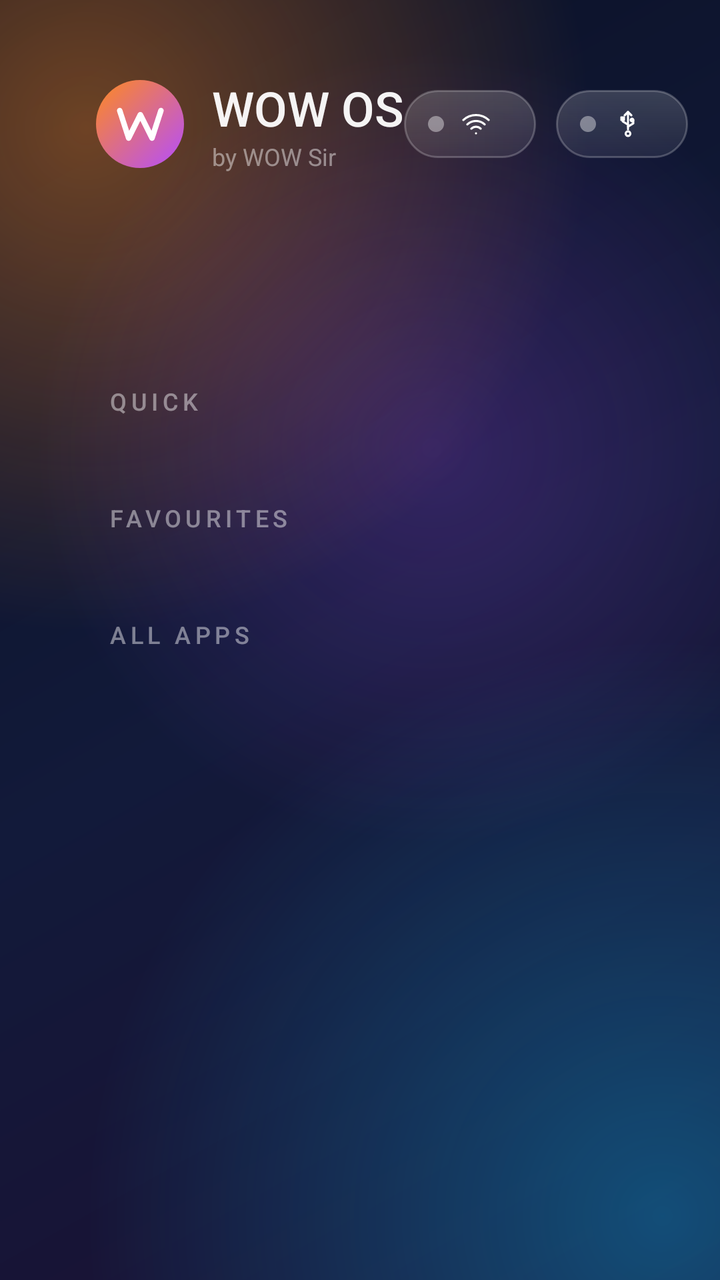
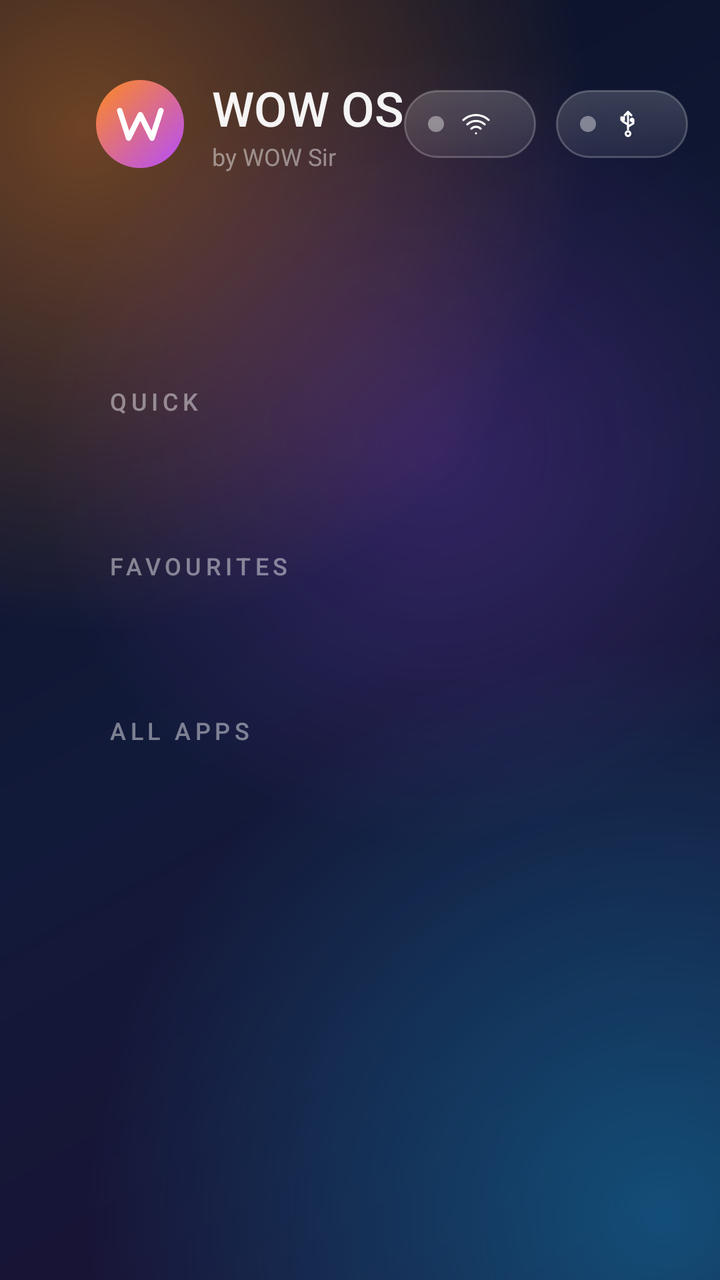

An Android layout rendered at two revisions. The XML below is the earlier revision; the diff shows what the commit changed to produce the second picture.
<!-- AndroidManifest.xml: application theme WowTheme -->
<!-- res/layout/activity_home.xml -->
<?xml version="1.0" encoding="utf-8"?>
<ScrollView xmlns:android="http://schemas.android.com/apk/res/android"
    android:id="@+id/page"
    android:layout_width="match_parent"
    android:layout_height="match_parent"
    android:clipChildren="false"
    android:clipToPadding="false"
    android:fillViewport="true"
    android:scrollbars="none">

<LinearLayout
    android:layout_width="match_parent"
    android:layout_height="wrap_content"
    android:clipChildren="false"
    android:clipToPadding="false"
    android:orientation="vertical"
    android:paddingStart="48dp"
    android:paddingTop="28dp"
    android:paddingEnd="48dp"
    android:paddingBottom="12dp">

    
    <LinearLayout
        android:layout_width="match_parent"
        android:layout_height="wrap_content"
        android:gravity="center_vertical"
        android:orientation="horizontal">

        <ImageView
            android:layout_width="44dp"
            android:layout_height="44dp"
            android:importantForAccessibility="no"
            android:src="@drawable/ic_launcher" />

        <LinearLayout
            android:layout_width="wrap_content"
            android:layout_height="wrap_content"
            android:layout_marginStart="14dp"
            android:orientation="vertical">

            <TextView
                android:layout_width="wrap_content"
                android:layout_height="wrap_content"
                android:fontFamily="sans-serif-medium"
                android:text="@string/app_name"
                android:textColor="@color/text"
                android:textSize="24sp" />

            <TextView
                android:layout_width="wrap_content"
                android:layout_height="wrap_content"
                android:text="@string/tagline"
                android:textColor="@color/text_faint"
                android:textSize="12sp" />
        </LinearLayout>

        <View
            android:layout_width="0dp"
            android:layout_height="1dp"
            android:layout_weight="1" />

        <LinearLayout style="@style/Chip">
            <ImageView android:id="@+id/net_dot" android:layout_width="8dp" android:layout_height="8dp" android:src="@drawable/dot_off" />
            <ImageView android:layout_width="16dp" android:layout_height="16dp" android:layout_marginStart="8dp" android:src="@drawable/ic_wifi" />
            <TextView android:id="@+id/net_text" style="@style/ChipText" />
        </LinearLayout>

        <LinearLayout style="@style/Chip">
            <ImageView android:id="@+id/usb_dot" android:layout_width="8dp" android:layout_height="8dp" android:src="@drawable/dot_off" />
            <ImageView android:layout_width="16dp" android:layout_height="16dp" android:layout_marginStart="8dp" android:src="@drawable/ic_usb" />
            <TextView android:id="@+id/usb_text" style="@style/ChipText" />
        </LinearLayout>

        <LinearLayout android:id="@+id/next_chip" style="@style/Chip" android:layout_marginEnd="24dp" android:visibility="gone">
            <ImageView android:layout_width="16dp" android:layout_height="16dp" android:src="@drawable/ic_bell" />
            <TextView android:id="@+id/next_text" style="@style/ChipText" android:maxWidth="260dp" android:singleLine="true" android:ellipsize="end" />
        </LinearLayout>

        <LinearLayout
            android:layout_width="wrap_content"
            android:layout_height="wrap_content"
            android:gravity="end"
            android:orientation="vertical">

            <TextClock
                android:layout_width="wrap_content"
                android:layout_height="wrap_content"
                android:fontFamily="sans-serif-light"
                android:format12Hour="h:mm"
                android:format24Hour="HH:mm"
                android:textColor="@color/text"
                android:textSize="38sp" />

            <TextClock
                android:layout_width="wrap_content"
                android:layout_height="wrap_content"
                android:format12Hour="EEEE, d MMMM"
                android:format24Hour="EEEE, d MMMM"
                android:textColor="@color/text_dim"
                android:textSize="13sp" />
        </LinearLayout>
    </LinearLayout>

    
    <TextView
        android:id="@+id/greet"
        android:layout_width="wrap_content"
        android:layout_height="wrap_content"
        android:layout_marginStart="4dp"
        android:layout_marginTop="18dp"
        android:fontFamily="sans-serif-light"
        android:textColor="@color/text"
        android:textSize="30sp" />

    <TextView
        android:id="@+id/message"
        android:layout_width="wrap_content"
        android:layout_height="wrap_content"
        android:layout_marginStart="4dp"
        android:layout_marginTop="2dp"
        android:maxLines="2"
        android:maxWidth="900dp"
        android:textColor="@color/text_dim"
        android:textSize="16sp"
        android:textStyle="italic" />

    
    <TextView android:id="@+id/sec_inputs" style="@style/Section" android:layout_marginTop="14dp" android:text="@string/sec_inputs" android:visibility="gone" />

    <HorizontalScrollView
        android:id="@+id/inputs_scroll"
        android:layout_width="match_parent"
        android:layout_height="wrap_content"
        android:clipChildren="false"
        android:clipToPadding="false"
        android:paddingTop="18dp"
        android:paddingBottom="18dp"
        android:scrollbars="none"
        android:visibility="gone">

        <LinearLayout
            android:id="@+id/inputs_row"
            android:layout_width="wrap_content"
            android:layout_height="wrap_content"
            android:clipChildren="false"
            android:orientation="horizontal"
            android:paddingStart="30dp"
            android:paddingEnd="30dp" />
    </HorizontalScrollView>

    
    <TextView style="@style/Section" android:layout_marginTop="14dp" android:text="@string/sec_quick" />

    <HorizontalScrollView
        android:id="@+id/quick_scroll"
        android:layout_width="match_parent"
        android:layout_height="wrap_content"
        android:clipChildren="false"
        android:clipToPadding="false"
        android:paddingTop="18dp"
        android:paddingBottom="18dp"
        android:scrollbars="none">

        <LinearLayout
            android:id="@+id/quick_row"
            android:layout_width="wrap_content"
            android:layout_height="wrap_content"
            android:clipChildren="false"
            android:orientation="horizontal"
            android:paddingStart="30dp"
            android:paddingEnd="30dp" />
    </HorizontalScrollView>

    
    <TextView style="@style/Section" android:layout_marginTop="6dp" android:text="@string/sec_favs" />

    <HorizontalScrollView
        android:id="@+id/fav_scroll"
        android:layout_width="match_parent"
        android:layout_height="wrap_content"
        android:clipChildren="false"
        android:clipToPadding="false"
        android:paddingTop="18dp"
        android:paddingBottom="18dp"
        android:scrollbars="none">

        <LinearLayout
            android:id="@+id/fav_row"
            android:layout_width="wrap_content"
            android:layout_height="wrap_content"
            android:clipChildren="false"
            android:orientation="horizontal"
            android:paddingStart="30dp"
            android:paddingEnd="30dp" />
    </HorizontalScrollView>

    <TextView
        android:id="@+id/fav_hint"
        android:layout_width="wrap_content"
        android:layout_height="wrap_content"
        android:layout_marginStart="6dp"
        android:layout_marginBottom="8dp"
        android:text="@string/fav_hint"
        android:textColor="@color/text_faint"
        android:textSize="13sp"
        android:visibility="gone" />

    
    <TextView style="@style/Section" android:layout_marginTop="6dp" android:text="@string/sec_all" />

    <HorizontalScrollView
        android:id="@+id/all_scroll"
        android:layout_width="match_parent"
        android:layout_height="wrap_content"
        android:clipChildren="false"
        android:clipToPadding="false"
        android:paddingTop="18dp"
        android:paddingBottom="18dp"
        android:scrollbars="none">

        <LinearLayout
            android:id="@+id/all_row"
            android:layout_width="wrap_content"
            android:layout_height="wrap_content"
            android:clipChildren="false"
            android:orientation="horizontal"
            android:paddingStart="30dp"
            android:paddingEnd="30dp" />
    </HorizontalScrollView>
</LinearLayout>
</ScrollView>
<!-- resources referenced by this layout -->
<resources>
  <color name="text">#F2FFFFFF</color>
  <color name="text_dim">#A6FFFFFF</color>
  <color name="text_faint">#73FFFFFF</color>
  <!-- drawable dot_off (drawable) -->
  <?xml version="1.0" encoding="utf-8"?>
  <shape xmlns:android="http://schemas.android.com/apk/res/android" android:shape="oval">
      <size android:width="8dp" android:height="8dp" />
      <solid android:color="#66FFFFFF" />
  </shape>
  <!-- drawable ic_launcher (drawable) -->
  <?xml version="1.0" encoding="utf-8"?>
  <layer-list xmlns:android="http://schemas.android.com/apk/res/android">
      <item>
          <shape android:shape="oval">
              <size android:width="48dp" android:height="48dp" />
              <gradient android:angle="315" android:startColor="#FF8A1E" android:endColor="#B44DFF" />
          </shape>
      </item>
      <item android:left="8dp" android:right="8dp" android:top="8dp" android:bottom="8dp" android:drawable="@drawable/logo_w" />
  </layer-list>
  <string name="app_name">WOW OS</string>
  <string name="fav_hint">Hold OK (or press Menu) on any app to pin it here</string>
  <string name="sec_all">ALL APPS</string>
  <string name="sec_favs">FAVOURITES</string>
  <string name="sec_inputs">INPUTS</string>
  <string name="sec_quick">QUICK</string>
  <string name="tagline">by WOW Sir</string>
  <style name="Chip">
          <item name="android:layout_width">wrap_content</item>
          <item name="android:layout_height">34dp</item>
          <item name="android:background">@drawable/glass_chip</item>
          <item name="android:gravity">center_vertical</item>
          <item name="android:orientation">horizontal</item>
          <item name="android:paddingStart">12dp</item>
          <item name="android:paddingEnd">14dp</item>
          <item name="android:layout_marginEnd">10dp</item>
      </style>
  <style name="ChipText">
          <item name="android:layout_width">wrap_content</item>
          <item name="android:layout_height">wrap_content</item>
          <item name="android:textColor">@color/text</item>
          <item name="android:textSize">13sp</item>
          <item name="android:layout_marginStart">8dp</item>
      </style>
  <style name="Section">
          <item name="android:layout_width">wrap_content</item>
          <item name="android:layout_height">wrap_content</item>
          <item name="android:textColor">@color/text_faint</item>
          <item name="android:textSize">12sp</item>
          <item name="android:letterSpacing">0.18</item>
          <item name="android:fontFamily">sans-serif-medium</item>
          <item name="android:layout_marginStart">6dp</item>
      </style>
  <style name="WowTheme" parent="@android:style/Theme.Material.NoActionBar.Fullscreen">
          <item name="android:windowBackground">@drawable/bg_wallpaper</item>
          <item name="android:windowShowWallpaper">false</item>
          <item name="android:colorAccent">#FF8A1E</item>
          <item name="android:windowAnimationStyle">@android:style/Animation.Activity</item>
      </style>
  <!-- drawable logo_w (drawable) -->
  <?xml version="1.0" encoding="utf-8"?>
  <vector xmlns:android="http://schemas.android.com/apk/res/android"
      android:width="48dp" android:height="48dp" android:viewportWidth="48" android:viewportHeight="48">
      <path android:pathData="M9,14l6.5,20l8.5,-17l8.5,17l6.5,-20" android:fillColor="#00000000"
          android:strokeColor="#FFFFFFFF" android:strokeWidth="4" android:strokeLineCap="round" android:strokeLineJoin="round" />
  </vector>
  <!-- drawable glass_chip (drawable) -->
  <?xml version="1.0" encoding="utf-8"?>
  <shape xmlns:android="http://schemas.android.com/apk/res/android">
      <corners android:radius="999dp" />
      <gradient android:angle="270" android:startColor="#2EFFFFFF" android:endColor="#12FFFFFF" />
      <stroke android:width="1dp" android:color="#38FFFFFF" />
  </shape>
  <!-- unchanged entries left out for length: 4 -->
</resources>

<!-- the commit's change to res/layout/activity_home.xml (unified diff, before → after) -->
@@ -133,8 +133,8 @@
         android:layout_height="wrap_content"
         android:clipChildren="false"
         android:clipToPadding="false"
-        android:paddingTop="18dp"
-        android:paddingBottom="18dp"
+        android:paddingTop="30dp"
+        android:paddingBottom="30dp"
         android:scrollbars="none"
         android:visibility="gone">
 
@@ -144,8 +144,8 @@
             android:layout_height="wrap_content"
             android:clipChildren="false"
             android:orientation="horizontal"
-            android:paddingStart="30dp"
-            android:paddingEnd="30dp" />
+            android:paddingStart="40dp"
+            android:paddingEnd="40dp" />
     </HorizontalScrollView>
 
     
@@ -157,8 +157,8 @@
         android:layout_height="wrap_content"
         android:clipChildren="false"
         android:clipToPadding="false"
-        android:paddingTop="18dp"
-        android:paddingBottom="18dp"
+        android:paddingTop="30dp"
+        android:paddingBottom="30dp"
         android:scrollbars="none">
 
         <LinearLayout
@@ -167,8 +167,8 @@
             android:layout_height="wrap_content"
             android:clipChildren="false"
             android:orientation="horizontal"
-            android:paddingStart="30dp"
-            android:paddingEnd="30dp" />
+            android:paddingStart="40dp"
+            android:paddingEnd="40dp" />
     </HorizontalScrollView>
 
     
@@ -180,8 +180,8 @@
         android:layout_height="wrap_content"
         android:clipChildren="false"
         android:clipToPadding="false"
-        android:paddingTop="18dp"
-        android:paddingBottom="18dp"
+        android:paddingTop="30dp"
+        android:paddingBottom="30dp"
         android:scrollbars="none">
 
         <LinearLayout
@@ -190,8 +190,8 @@
             android:layout_height="wrap_content"
             android:clipChildren="false"
             android:orientation="horizontal"
-            android:paddingStart="30dp"
-            android:paddingEnd="30dp" />
+            android:paddingStart="40dp"
+            android:paddingEnd="40dp" />
     </HorizontalScrollView>
 
     <TextView
@@ -214,8 +214,8 @@
         android:layout_height="wrap_content"
         android:clipChildren="false"
         android:clipToPadding="false"
-        android:paddingTop="18dp"
-        android:paddingBottom="18dp"
+        android:paddingTop="30dp"
+        android:paddingBottom="30dp"
         android:scrollbars="none">
 
         <LinearLayout
@@ -224,8 +224,8 @@
             android:layout_height="wrap_content"
             android:clipChildren="false"
             android:orientation="horizontal"
-            android:paddingStart="30dp"
-            android:paddingEnd="30dp" />
+            android:paddingStart="40dp"
+            android:paddingEnd="40dp" />
     </HorizontalScrollView>
 </LinearLayout>
 </ScrollView>
